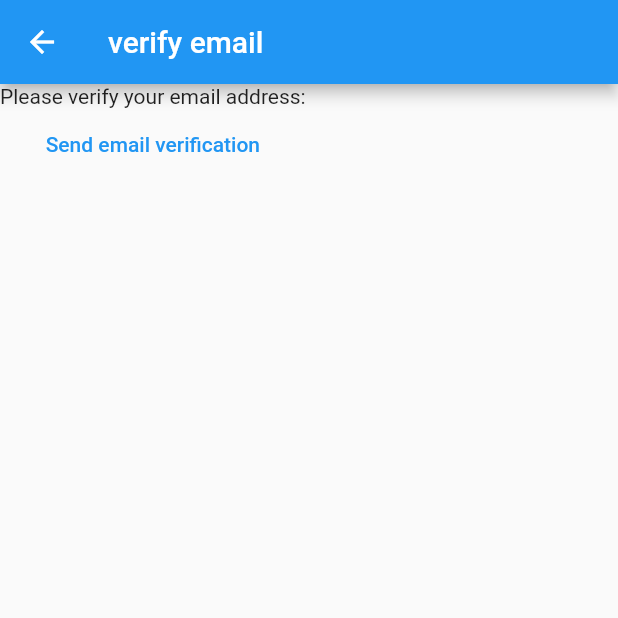
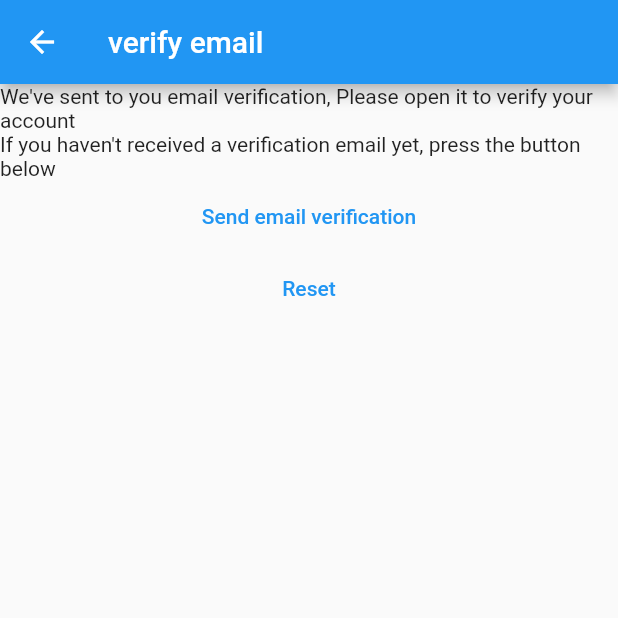
Before and after one commit to areej1012/mynotes_flutter, a Flutter app: the VerifyEmail screen opened directly, on a phone screen of 412 x 824 dp, the top half of it. Run offline on Flutter 3.47's test engine with Material 2 defaults, Android fonts, the phone set to English and light mode, and no system bars; our stand-ins replace firebase_auth, firebase_core; accounts and stored records are empty.

```diff
--- a/lib/View/VerifyEmailView.dart
+++ b/lib/View/VerifyEmailView.dart
@@ -1,5 +1,6 @@
 import 'package:firebase_auth/firebase_auth.dart';
 import 'package:flutter/material.dart';
+import 'package:mynotes/constants/routes.dart';
 
 
 class VerifyEmail extends StatefulWidget {
@@ -16,13 +17,18 @@ class _VerifyEmailState extends State<VerifyEmail> {
       appBar: AppBar(title: const Text("verify email"),),
       body: Column(
         children: [
-          const Text("Please verify your email address:"),
+          const Text("We've sent to you email verification, Please open it to verify your account"),
+          const Text("If you haven't received a verification email yet, press the button below"),
           TextButton(
               onPressed: () async {
                 final user = FirebaseAuth.instance.currentUser;
                 await user?.sendEmailVerification();
               },
-              child: Text('Send email verification'))
+              child: Text('Send email verification'),),
+          TextButton(onPressed: (){
+            FirebaseAuth.instance.signOut();
+            Navigator.of(context).pushNamedAndRemoveUntil(registerRoute, (route) => false);
+          }, child: const Text("Reset"))
         ],
       ),
     );
--- a/lib/View/loginView.dart
+++ b/lib/View/loginView.dart
@@ -65,8 +65,12 @@ class _LoginViewState extends State<LoginView> {
                 final user = await FirebaseAuth.instance
                     .signInWithEmailAndPassword(
                         email: email, password: password);
-                Navigator.pushNamedAndRemoveUntil(
-                    context, notesRoute, (route) => false);
+                if(FirebaseAuth.instance.currentUser?.emailVerified ?? false) {
+                  Navigator.pushNamedAndRemoveUntil(
+                      context, notesRoute, (route) => false);
+                }else{
+                 await showErrorDialog(context, "Please verify your email");
+                }
                 devtools.log(user.toString());
               } on FirebaseAuthException catch (e) {
                 if (e.code == "user-not-found") {
--- a/lib/constants/routes.dart
+++ b/lib/constants/routes.dart
@@ -1,3 +1,4 @@
 const loginRoute = '/login';
 const registerRoute = '/register';
 const notesRoute = '/notes';
+const verifyEmailRoute = '/verifyEmail';
--- a/lib/main.dart
+++ b/lib/main.dart
@@ -8,6 +8,7 @@ import 'package:mynotes/View/loginView.dart';
 import 'package:mynotes/constants/routes.dart';
 import 'package:mynotes/firebase_options.dart';
 import 'package:mynotes/main.dart';
+import 'package:mynotes/utilities/show_logout_dialog.dart';
 
 void main() {
   WidgetsFlutterBinding.ensureInitialized();
@@ -29,7 +30,8 @@ class MyApp extends StatelessWidget {
       routes: {
         loginRoute: (context) => const LoginView(),
         registerRoute : (context) => const RegisterView(),
-        notesRoute: (context) => const NotesView()
+        notesRoute: (context) => const NotesView(),
+        verifyEmailRoute: (context) => const VerifyEmail(),
       },
     );
   }
```
Also changed, not shown: lib/View/RegisterView.dart (+24 -8 lines).
